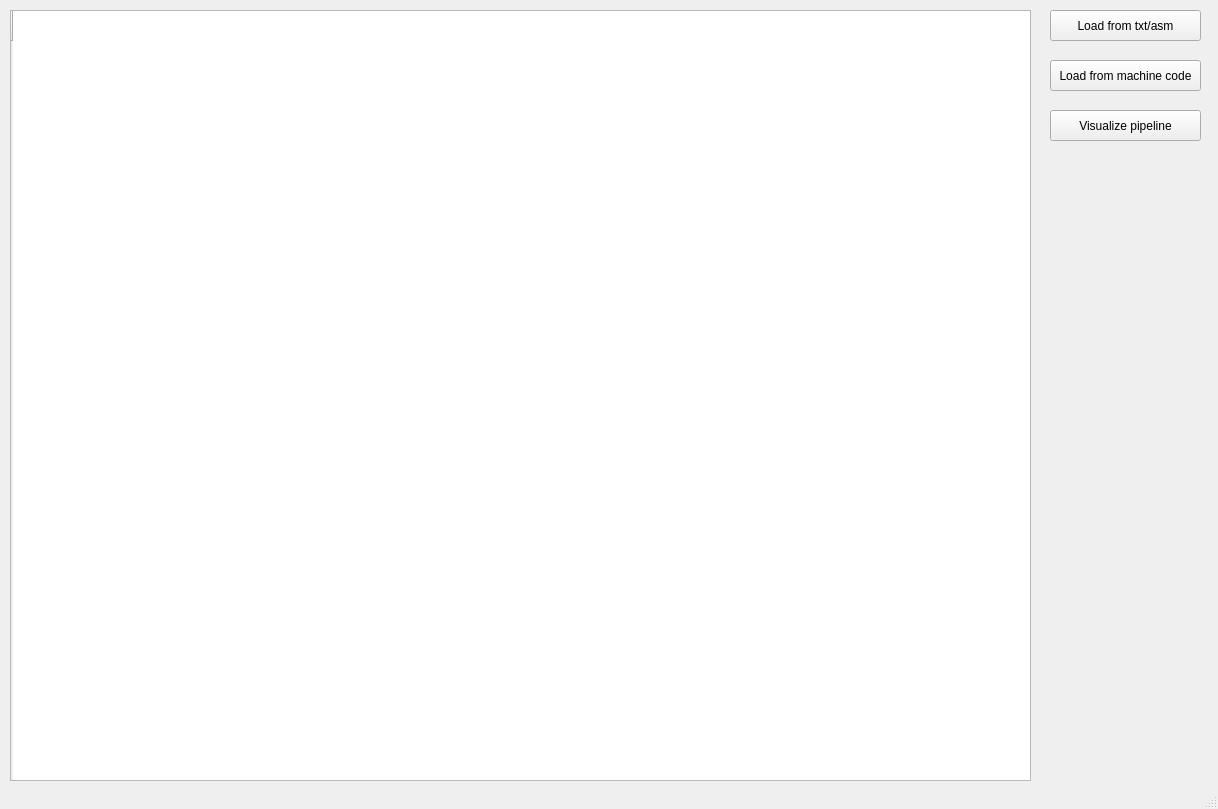
This is main.ui in ItAllCanW8/MIPS-visualizer as Qt 5 draws it before an edit. The edited form follows.
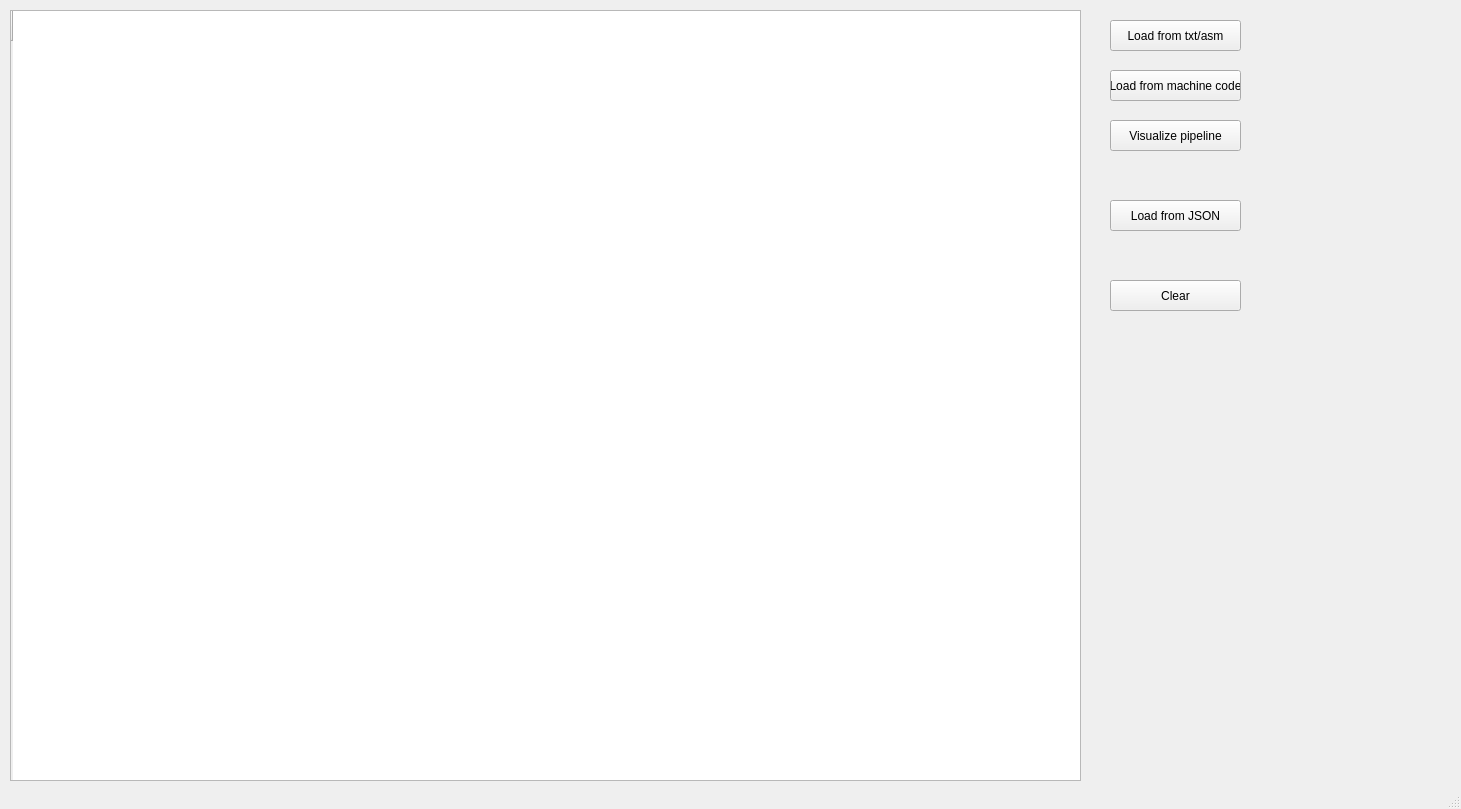
This is the edited form.

What changed in the file:
```diff
--- a/main.ui
+++ b/main.ui
@@ -6,7 +6,7 @@
    <rect>
     <x>0</x>
     <y>0</y>
-    <width>1218</width>
+    <width>1461</width>
     <height>809</height>
    </rect>
   </property>
@@ -19,7 +19,7 @@
      <rect>
       <x>10</x>
       <y>10</y>
-      <width>1021</width>
+      <width>1071</width>
       <height>771</height>
      </rect>
     </property>
@@ -32,9 +32,9 @@
    <widget class="QPushButton" name="loadAsmButton">
     <property name="geometry">
      <rect>
-      <x>1050</x>
-      <y>10</y>
-      <width>151</width>
+      <x>1110</x>
+      <y>20</y>
+      <width>131</width>
       <height>31</height>
      </rect>
     </property>
@@ -45,9 +45,9 @@
    <widget class="QPushButton" name="loadMachineButton">
     <property name="geometry">
      <rect>
-      <x>1050</x>
-      <y>60</y>
-      <width>151</width>
+      <x>1110</x>
+      <y>70</y>
+      <width>131</width>
       <height>31</height>
      </rect>
     </property>
@@ -58,9 +58,9 @@
    <widget class="QPushButton" name="visualizeButton">
     <property name="geometry">
      <rect>
-      <x>1050</x>
-      <y>110</y>
-      <width>151</width>
+      <x>1110</x>
+      <y>120</y>
+      <width>131</width>
       <height>31</height>
      </rect>
     </property>
@@ -68,6 +68,32 @@
      <string>Visualize pipeline</string>
     </property>
    </widget>
+   <widget class="QPushButton" name="loadJSONButton">
+    <property name="geometry">
+     <rect>
+      <x>1110</x>
+      <y>200</y>
+      <width>131</width>
+      <height>31</height>
+     </rect>
+    </property>
+    <property name="text">
+     <string>Load from JSON</string>
+    </property>
+   </widget>
+   <widget class="QPushButton" name="clearButton">
+    <property name="geometry">
+     <rect>
+      <x>1110</x>
+      <y>280</y>
+      <width>131</width>
+      <height>31</height>
+     </rect>
+    </property>
+    <property name="text">
+     <string>Clear</string>
+    </property>
+   </widget>
   </widget>
   <widget class="QMenuBar" name="menubar">
    <property name="geometry">
```
Left out of the diff: 2 changed lines with no effect on the pictures.
